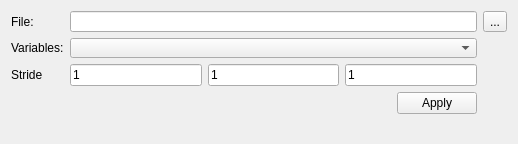
First picture: the form in vistrails/gui/uvcdat/pvtabwidget.ui, repository CDAT/VisTrails, before the edit.
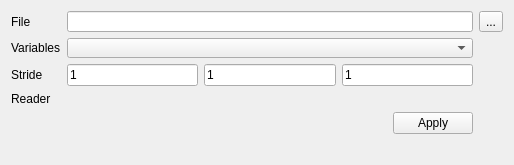
Second picture: the form after the edit. Icons and pictures are not drawn.

The edit to the form file:
```diff
--- a/vistrails/gui/uvcdat/pvtabwidget.ui
+++ b/vistrails/gui/uvcdat/pvtabwidget.ui
@@ -6,8 +6,8 @@
    <rect>
     <x>0</x>
     <y>0</y>
-    <width>518</width>
-    <height>144</height>
+    <width>514</width>
+    <height>165</height>
    </rect>
   </property>
   <property name="windowTitle">
@@ -17,11 +17,11 @@
    <item row="0" column="0">
     <widget class="QLabel" name="label">
      <property name="text">
-      <string>File:</string>
+      <string>File</string>
      </property>
     </widget>
    </item>
-   <item row="0" column="1">
+   <item row="0" column="1" colspan="2">
     <widget class="QLineEdit" name="pvSelectedFileLineEdit">
      <property name="sizePolicy">
       <sizepolicy hsizetype="Expanding" vsizetype="Fixed">
@@ -37,14 +37,25 @@
      </property>
     </widget>
    </item>
+   <item row="0" column="3">
+    <widget class="QToolButton" name="pvPickLocalFileButton">
+     <property name="text">
+      <string>...</string>
+     </property>
+     <property name="icon">
+      <iconset resource="pv.qrc">
+       <normaloff>:/icons/16x16/browse</normaloff>:/icons/16x16/browse</iconset>
+     </property>
+    </widget>
+   </item>
    <item row="1" column="0">
     <widget class="QLabel" name="lVar">
      <property name="text">
-      <string>Variables:</string>
+      <string>Variables</string>
      </property>
     </widget>
    </item>
-   <item row="1" column="1">
+   <item row="1" column="1" colspan="2">
     <widget class="QComboBox" name="cbVar">
      <property name="sizePolicy">
       <sizepolicy hsizetype="Expanding" vsizetype="Fixed">
@@ -54,7 +65,7 @@
      </property>
      <property name="minimumSize">
       <size>
-       <width>100</width>
+       <width>400</width>
        <height>20</height>
       </size>
      </property>
@@ -67,7 +78,7 @@
      </property>
     </widget>
    </item>
-   <item row="2" column="1">
+   <item row="2" column="1" colspan="2">
     <layout class="QHBoxLayout" name="horizontalLayout">
      <item>
       <widget class="QLineEdit" name="strideLineEditX">
@@ -92,18 +103,24 @@
      </item>
     </layout>
    </item>
-   <item row="0" column="2">
-    <widget class="QToolButton" name="pvPickLocalFileButton">
+   <item row="3" column="0">
+    <widget class="QLabel" name="label_2">
      <property name="text">
-      <string>...</string>
+      <string>Reader</string>
      </property>
-     <property name="icon">
-      <iconset resource="pv.qrc">
-       <normaloff>:/icons/16x16/browse</normaloff>:/icons/16x16/browse</iconset>
+    </widget>
+   </item>
+   <item row="3" column="1">
+    <widget class="QLabel" name="readerNameLabel">
+     <property name="sizePolicy">
+      <sizepolicy hsizetype="Expanding" vsizetype="Preferred">
+       <horstretch>0</horstretch>
+       <verstretch>0</verstretch>
+      </sizepolicy>
      </property>
     </widget>
    </item>
-   <item row="4" column="1">
+   <item row="4" column="2">
     <widget class="QPushButton" name="applyButton">
      <property name="sizePolicy">
       <sizepolicy hsizetype="Fixed" vsizetype="Fixed">
@@ -119,7 +136,7 @@
      </property>
     </widget>
    </item>
-   <item row="5" column="1">
+   <item row="5" column="2">
     <spacer name="verticalSpacer">
      <property name="orientation">
       <enum>Qt::Vertical</enum>
```
Left out of the diff: 3 changed lines with no effect on the pictures.
